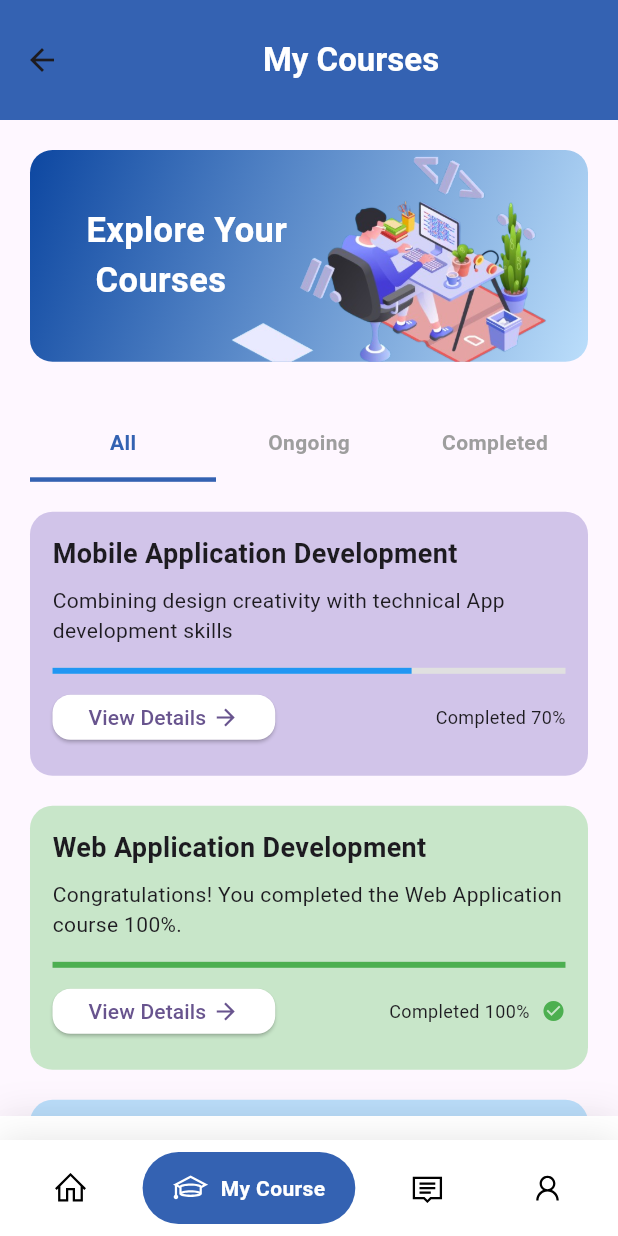
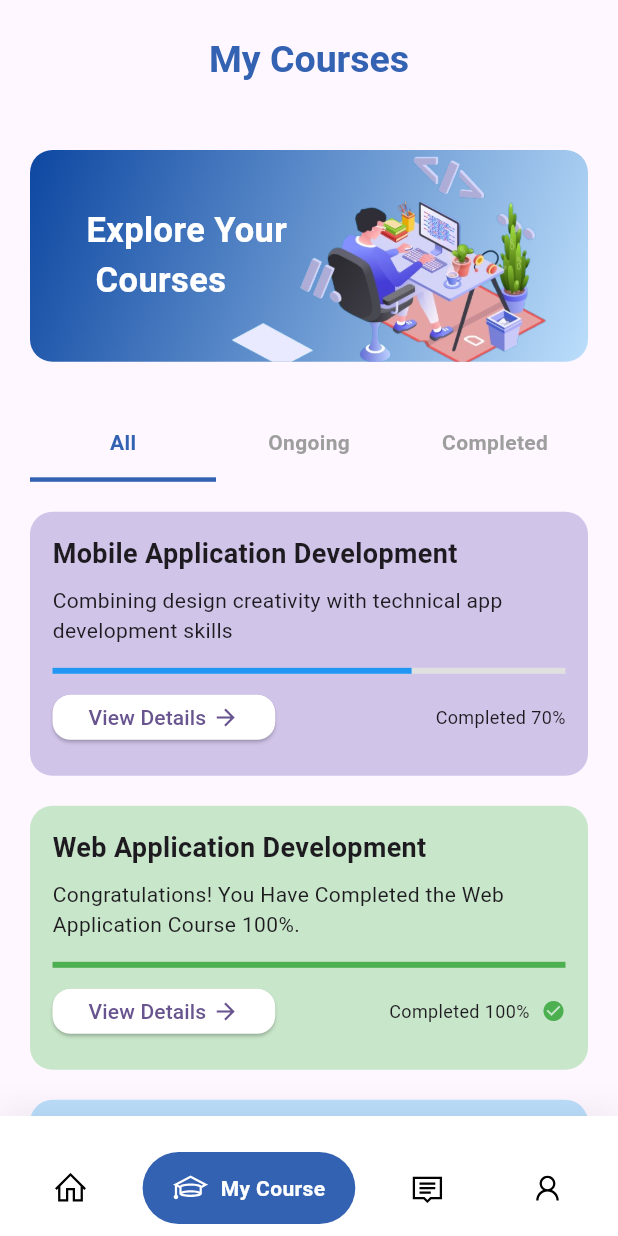
Before and after one commit to tharinduhccakalanka/student_registration_app, a Flutter app: the MainNavigation screen opened directly, item 2 of the bottom bar chosen, on a phone screen of 412 x 824 dp. Run offline on Flutter 3.47's test engine with Material 3 defaults, Android fonts, the phone set to English and light mode, and no system bars; drawn by our look-alikes of google_nav_bar; our stand-ins replace animate_do, chat_bubbles, dio, firebase_auth, firebase_core, flutter_svg and 5 more; accounts and stored records are empty; network calls fail.

Commit message:
updated codes

```diff
--- a/lib/main.dart
+++ b/lib/main.dart
@@ -1,7 +1,8 @@
 import 'package:firebase_core/firebase_core.dart';
 import 'package:flutter/material.dart';
 import 'package:student_registration_app/firebase_options.dart';
-import 'package:student_registration_app/screens/main/home/home.dart';
+
+import 'package:student_registration_app/screens/main_navigation.dart';
 
 
 
@@ -27,7 +28,10 @@
         colorScheme: ColorScheme.fromSeed(seedColor: Colors.deepPurple),
         useMaterial3: true,
       ),
-      home: const HomeContent(),
+      home:  Scaffold(
+      body: const SafeArea(child: MainNavigation()),
+      )
+
     );
   }
 
--- a/lib/screens/auth/signin.dart
+++ b/lib/screens/auth/signin.dart
@@ -267,7 +267,7 @@
                     ),
                     SizedBox(
                       height: 60,
-                    )
+                    ),
                   ],
                 ),
               ],
--- a/lib/screens/main/my_courses/my_courses.dart
+++ b/lib/screens/main/my_courses/my_courses.dart
@@ -23,9 +23,9 @@
         title: const Center(
             child: Text(
           "My Courses",
-          style: TextStyle(color: Colors.white, fontWeight: FontWeight.bold),
+          style: TextStyle(color: AppColors.primaryColor, fontWeight: FontWeight.bold,fontSize: 25),
         )),
-        backgroundColor: AppColors.primaryColor,
+
       ),
       body: SingleChildScrollView(
         padding: const EdgeInsets.all(20),
@@ -93,7 +93,7 @@
               _buildCourseCard(
                 title: 'Mobile Application Development',
                 description:
-                    'Combining design creativity with technical App development skills',
+                    'Combining design creativity with technical app development skills',
                 progress: 0.7,
                 color: Colors.deepPurple[100]!,
                 onTap: () {
@@ -118,7 +118,7 @@
               _buildCourseCard(
                 title: 'Web Application Development ',
                 description:
-                    'Congratulations! You completed the Web Application course 100%.',
+                    'Congratulations! You Have Completed the Web Application Course 100%.',
                 progress: 1.0,
                 color: Colors.green[100]!,
                 isComplete: true,
@@ -140,7 +140,7 @@
             if (_selectedTab == 0 || _selectedTab == 1) // Show All or Ongoing
               _buildCourseCard(
                 title: 'MERN Stack',
-                description: 'Enhance your Framework  skills.',
+                description: 'Enhance your framework  skills.',
                 progress: 0.3,
                 color: Colors.blue[100]!,
                 onTap: () {
--- a/lib/screens/main/profile/profile.dart
+++ b/lib/screens/main/profile/profile.dart
@@ -61,7 +61,7 @@
                       "Profile",
                       style: TextStyle(
                         color: Colors.white,
-                        fontSize: 22,
+                        fontSize: 28,
                         fontWeight: FontWeight.bold,
                       ),
                     ),
--- a/lib/screens/main_navigation.dart
+++ b/lib/screens/main_navigation.dart
@@ -27,13 +27,11 @@
 Widget build(BuildContext context) {
   return Scaffold(
     body: _pages[_selectedIndex],
-      bottomNavigationBar: Container(
-        decoration: BoxDecoration(
+
+    bottomNavigationBar: SafeArea(
+      bottom: false, // 🔥 removes extra bottom space
+      child: Container(
         color: Colors.white,
-          boxShadow: [
-            BoxShadow(blurRadius: 20, color: Colors.black.withOpacity(0.1)),
-          ],
-        ),
         child: Padding(
           padding: const EdgeInsets.symmetric(horizontal: 15.0, vertical: 8),
           child: GNav(
@@ -59,6 +57,7 @@
           ),
         ),
       ),
+    ),
   );
 }
 }
```
Lines whose indentation alone changed are shown as unchanged.
